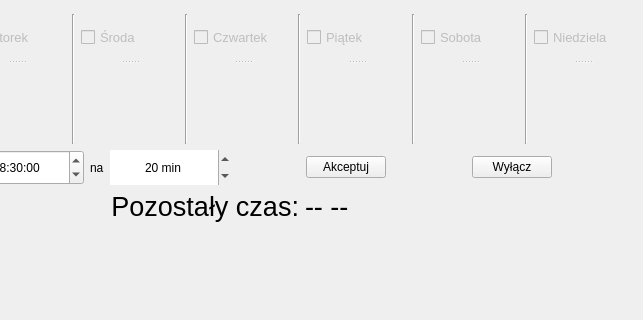
The window that watering.ui (mateusur/Home_automation) describes before a commit, drawn with Qt 5; both pictures show x 157 to 800 and y 160 to 480 of the 800 by 480 pixel window.
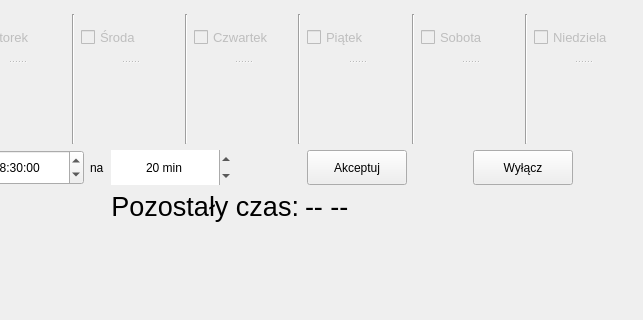
The same window after the commit.

What changed in the file:
```diff
--- a/watering.ui
+++ b/watering.ui
@@ -446,7 +446,7 @@
        </property>
        <property name="minimumSize">
         <size>
-         <width>10</width>
+         <width>15</width>
          <height>0</height>
         </size>
        </property>
@@ -523,6 +523,12 @@
      </item>
      <item>
       <widget class="QPushButton" name="pushButton_accept">
+       <property name="minimumSize">
+        <size>
+         <width>100</width>
+         <height>35</height>
+        </size>
+       </property>
        <property name="text">
         <string>Akceptuj</string>
        </property>
@@ -543,6 +549,12 @@
      </item>
      <item>
       <widget class="QPushButton" name="pushButton_turn_off">
+       <property name="minimumSize">
+        <size>
+         <width>100</width>
+         <height>35</height>
+        </size>
+       </property>
        <property name="text">
         <string>Wyłącz</string>
        </property>
```
